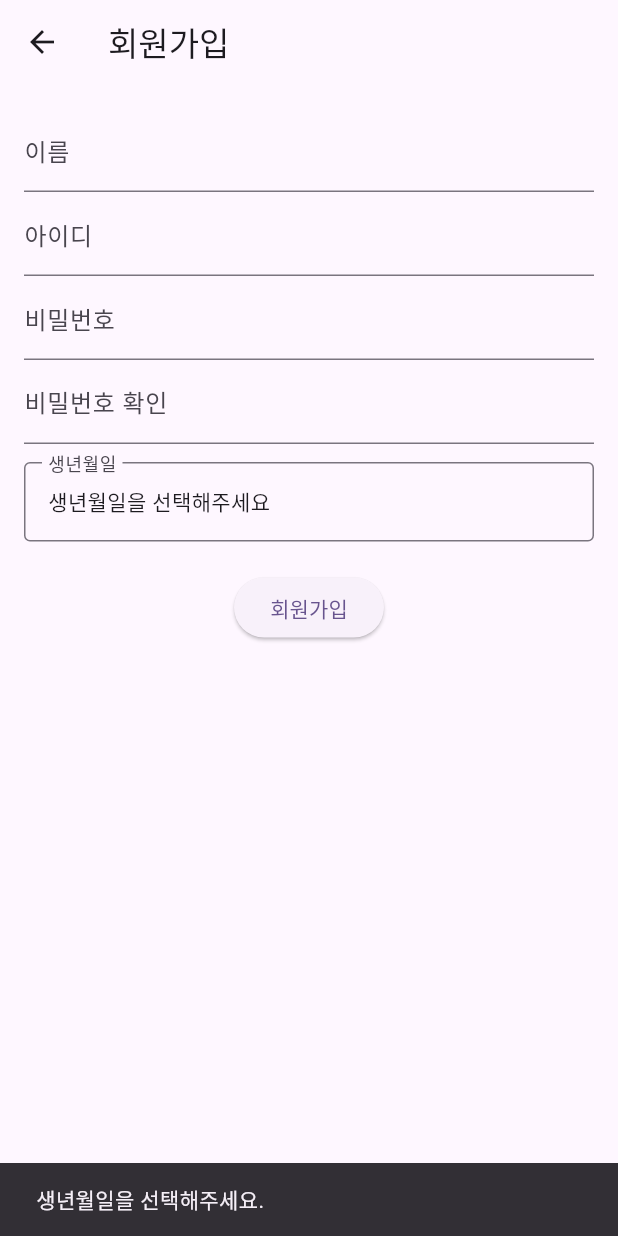
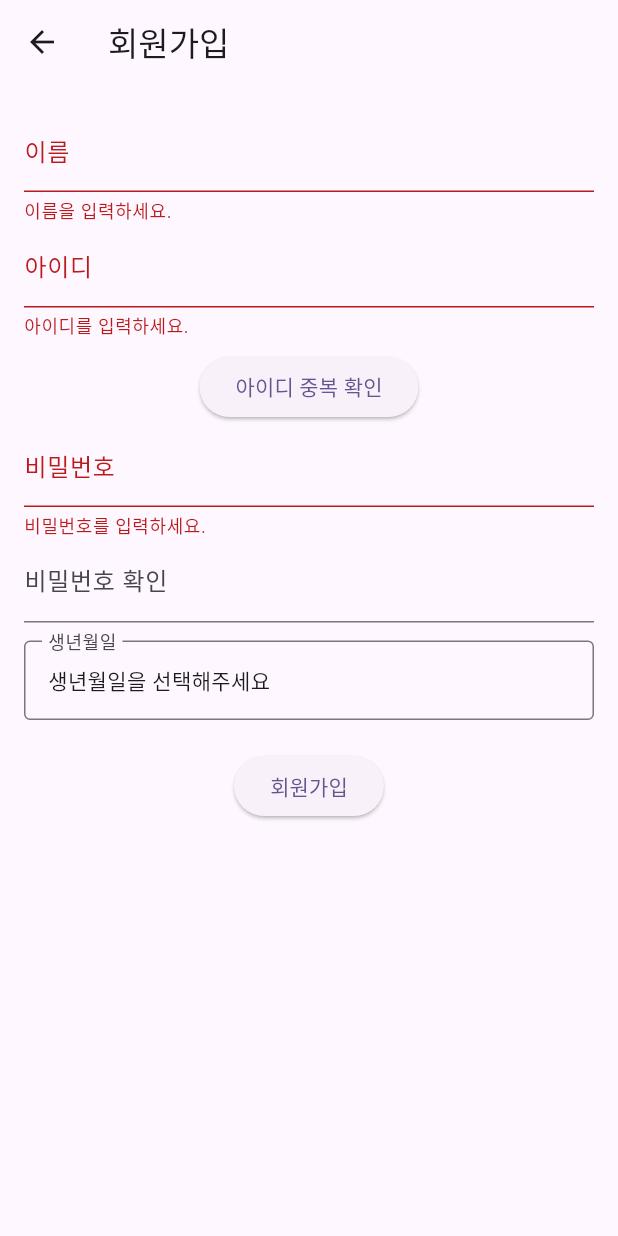
Before and after one commit to BanaMil/Longevity_Meals, a Flutter app: the RegisterScreen screen opened directly, after a tap on "회원가입", on a phone screen of 412 x 824 dp. Run offline on Flutter 3.47's test engine with Material 3 defaults, Android fonts, the phone set to English and light mode, and no system bars.

Commit message:
04.08 frontend second commit

```diff
--- a/frontend/lib/screens/screen_register.dart
+++ b/frontend/lib/screens/screen_register.dart
@@ -1,6 +1,8 @@
 // screen_register.dart
 import 'package:flutter/material.dart';
-import 'package:frontend/services/api_service.dart';
+import 'package:frontend/services/service_auth.dart';
+import 'package:frontend/utils/validators.dart';
+import 'screen_login.dart';
 import 'dart:convert';
 
 class RegisterScreen extends StatefulWidget {
@@ -9,6 +11,8 @@ class RegisterScreen extends StatefulWidget {
 }
 
 class _RegisterScreenState extends State<RegisterScreen> {
+  final _formKey = GlobalKey<FormState>();
+
   final TextEditingController usernameController = TextEditingController();
   final TextEditingController idController = TextEditingController();
   final TextEditingController passwordController = TextEditingController();
@@ -28,6 +32,38 @@ class _RegisterScreenState extends State<RegisterScreen> {
       setState(() {
         _selectedBirthdate = picked;
       });
+    }
+  }
+
+  bool isIdAvailable = false; //ID 사용 가능 여부 상태
+
+  void _checkIdDuplicate() async {
+    final id = idController.text.trim();
+
+    if (id.isEmpty) {
+      ScaffoldMessenger.of(context).showSnackBar(
+        SnackBar(content: Text("아이디를 입력해주세요.")),
+      );
+      return;
+    }
+
+    final response = await AuthService.checkIdDuplicate(id);
+
+    if (response.statusCode == 200) {
+      final result = json.decode(response.body);
+      final available = result['available'] == true;
+
+      setState(() {
+        isIdAvailable = available;
+      });
+
+      ScaffoldMessenger.of(context).showSnackBar(
+        SnackBar(content: Text(available ? "사용 가능한 아이디입니다." : "이미 존재하는 아이디입니다.")),
+      );
+    } else {
+      ScaffoldMessenger.of(context).showSnackBar(
+        SnackBar(content: Text("아이디 확인 실패: ${response.body}")),
+      );
     }
   }
 
@@ -54,7 +90,7 @@ class _RegisterScreenState extends State<RegisterScreen> {
       return;
     }
 
-    final response = await ApiService.registerUser(
+    final response = await AuthService.registerUser(
       username: username,
       id: id,
       password: password,
@@ -65,6 +101,10 @@ class _RegisterScreenState extends State<RegisterScreen> {
       final result = json.decode(response.body);
       ScaffoldMessenger.of(context).showSnackBar(
         SnackBar(content: Text("회원가입 성공: ${result['message']}")),
+      );
+      Navigator.pushReplacement(
+        context,
+        MaterialPageRoute(builder: (_) => LoginScreen()),
       );
     } else {
       ScaffoldMessenger.of(context).showSnackBar(
@@ -83,18 +123,31 @@ class _RegisterScreenState extends State<RegisterScreen> {
       appBar: AppBar(title: Text("회원가입")),
       body: Padding(
         padding: const EdgeInsets.all(16.0),
+        child: Form(
+          key: _formKey,
           child: Column(
             children: [
-            TextField(
+              TextFormField(
                 controller: usernameController,
-              decoration: InputDecoration(labelText: '이름')),
-            TextField(
+                decoration: InputDecoration(labelText: '이름'),
+                validator: Validators.validateUsername,
+              ),
+              TextFormField(
                 controller: idController,
-              decoration: InputDecoration(labelText: '아이디')),
-            TextField(
+                decoration: InputDecoration(labelText: '아이디'),
+                validator: Validators.validateId,
+              ),
+              SizedBox(height: 8),
+              ElevatedButton(
+                onPressed: _checkIdDuplicate,
+                child: Text('아이디 중복 확인'),
+              ),
+              TextFormField(
                 controller: passwordController,
                 obscureText: true,
-              decoration: InputDecoration(labelText: '비밀번호')),
+                decoration: InputDecoration(labelText: '비밀번호'),
+                validator: Validators.validatePassword,
+              ),
               TextField(
                 controller: confirmpasswordController,
                 obscureText: true,
@@ -112,12 +165,17 @@ class _RegisterScreenState extends State<RegisterScreen> {
               ),
               SizedBox(height: 20),
               ElevatedButton(
-              onPressed: _register,
+                onPressed: () async {
+                  if (_formKey.currentState!.validate()) {
+                    _register();
+                  }
+                },
                 child: Text('회원가입'),
               ),
             ],
           ),
         ),
+      ),
     );
   }
 }
--- a/frontend/lib/services/api_service.dart
+++ b/frontend/lib/services/service_auth.dart
@@ -1,9 +1,8 @@
 import 'dart:convert';
 import 'package:http/http.dart' as http;
+import 'package:frontend/services/api_constants.dart';
 
-class ApiService {
-  static const String _baseUrl = 'http://10.0.2.2:8080';
-
+class AuthService {
   // 회원가입용 API
   static Future<http.Response> registerUser({
     required String username,
@@ -11,7 +10,7 @@ class ApiService {
     required String password,
     required String birthdate,
   }) async {
-    final url = Uri.parse('$_baseUrl/api/signup');
+    final url = Uri.parse('${ApiConstants.baseUrl}/api/signup');
     final response = await http.post(
       url,
       headers: {'Content-Type': 'application/json'},
@@ -30,7 +29,7 @@ class ApiService {
     required String id,
     required String password,
   }) async {
-    final url = Uri.parse('$_baseUrl/api/login'); // Spring Boot 로그인 엔드포인트
+    final url = Uri.parse('${ApiConstants.baseUrl}/api/login'); // Spring Boot 로그인 엔드포인트
     final response = await http.post(
       url,
       headers: {"Content-Type": "application/json"},
@@ -43,8 +42,9 @@ class ApiService {
   }
 
   // 아이디 중복확인 API
+  // GET 방식으로 보냈고, 예시 URL: /api/check-id?id=test123
   static Future<http.Response> checkIdDuplicate(String id) async {
-    final url = Uri.parse('$_baseUrl/api/check-id');
+    final url = Uri.parse('${ApiConstants.baseUrl}/api/check-id');
     final response = await http.get(
       url.replace(queryParameters: {'id': id}),
       headers: {"Content-Type": "application/json"},
--- /dev/null
+++ b/frontend/lib/utils/validators.dart
@@ -0,0 +1,35 @@
+class Validators {
+  // 사용자 이름 (username) 유효성 검사
+  static String? validateUsername(String? value) {
+    if (value == null || value.isEmpty) {
+      return '이름을 입력하세요.';
+    }
+    if (value.length < 2 || value.length > 10) {
+      return '이름은 2자 이상 10자 이하로 입력하세요.';
+    }
+    return null;
+  }
+
+  // 아이디 (id) 유효성 검사: 영문자와 숫자, 4~16자
+  static String? validateId(String? value) {
+    final regex = RegExp(r'^[a-zA-Z0-9]{4,16}$');
+    if (value == null || value.isEmpty) {
+      return '아이디를 입력하세요.';
+    }
+    if (!regex.hasMatch(value)) {
+      return '아이디는 4~16자의 영문자와 숫자로 입력하세요.';
+    }
+    return null;
+  }
+
+  // 비밀번호 (password) 유효성 검사: 8자 이상, (숫자/문자 조합 권장)
+  static String? validatePassword(String? value) {
+    if (value == null || value.isEmpty) {
+      return '비밀번호를 입력하세요.';
+    }
+    if (value.length < 8) {
+      return '비밀번호는 8자 이상이어야 합니다.';
+    }
+    return null;
+  }
+}
```
Also changed, not shown: frontend/lib/models/user.dart (added, +33 -0 lines), frontend/lib/screens/screen_login.dart (+11 -4 lines), frontend/lib/services/api_constants.dart (added). Lines whose indentation alone changed are shown as unchanged.
